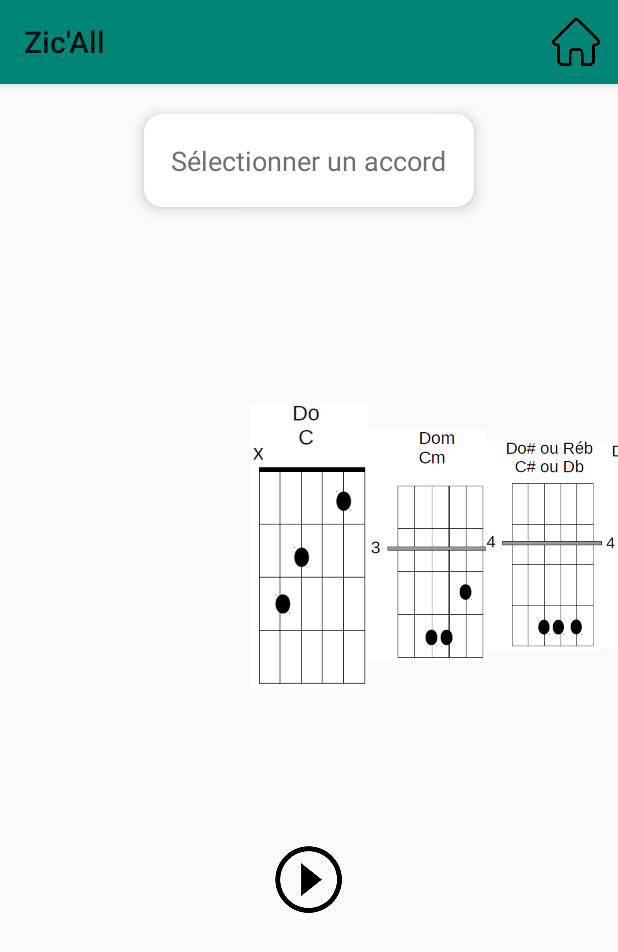
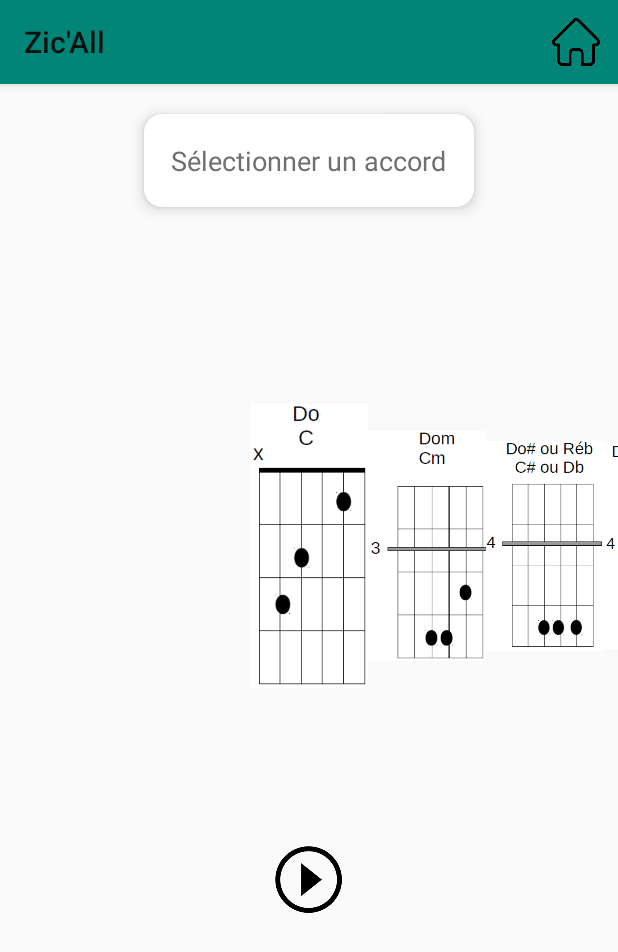
Before and after one commit to Kilian-Pichard/ZicAll, an Android app: the Recapitulatif_des_accords screen opened directly, with no data from a screen before it, on a phone screen of 412 x 824 dp. Shown: the top 952 px of the screen. Run offline under Robolectric (Android 15) with nearby library versions, the phone set to English and light mode, and no system bars.

Commit message:
Correction d'une faute d'orthographe

```diff
--- a/app/src/main/java/iutbayonne/projet/zicall/ApprentissageGuitarePackage/Recapitulatif_des_accords.java
+++ b/app/src/main/java/iutbayonne/projet/zicall/ApprentissageGuitarePackage/Recapitulatif_des_accords.java
@@ -47,7 +47,7 @@ public class Recapitulatif_des_accords extends AppCompatActivity {
 
         mSlideViewPager.setAdapter(sliderAdapter);
         mSlideViewPager.setPadding(250,0,250,0);
-        mSlideViewPager.addOnPageChangeListener(viewListner);
+        mSlideViewPager.addOnPageChangeListener(viewListener);
 
         cv_accord = findViewById(R.id.accordselectioncardview);
 
@@ -111,7 +111,7 @@ public class Recapitulatif_des_accords extends AppCompatActivity {
         this.audioAccordCourant = MediaPlayer.create(getApplicationContext(), accordCourant.getAudioAccord());
     }
 
-    ViewPager.OnPageChangeListener viewListner = new ViewPager.OnPageChangeListener() {
+    ViewPager.OnPageChangeListener viewListener = new ViewPager.OnPageChangeListener() {
         @Override
         public void onPageScrolled(int position, float positionOffset, int positionOffsetPixels) {
 
--- a/app/src/main/res/layout/slider_layout.xml
+++ b/app/src/main/res/layout/slider_layout.xml
@@ -10,7 +10,7 @@
     <ImageView
         android:id="@+id/imageAccordCourant"
         android:layout_width="match_parent"
-        android:layout_height="274dp"
+        android:layout_height="292dp"
         android:adjustViewBounds="true"
         android:layout_gravity="center"/>
 
```
